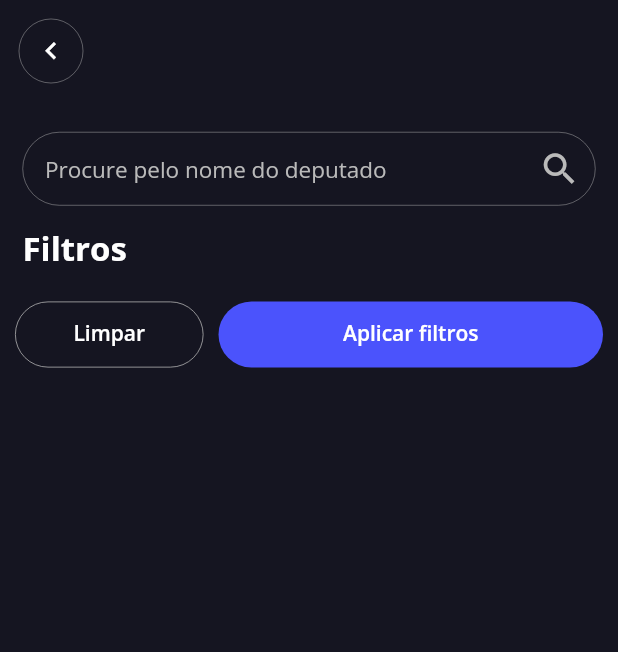
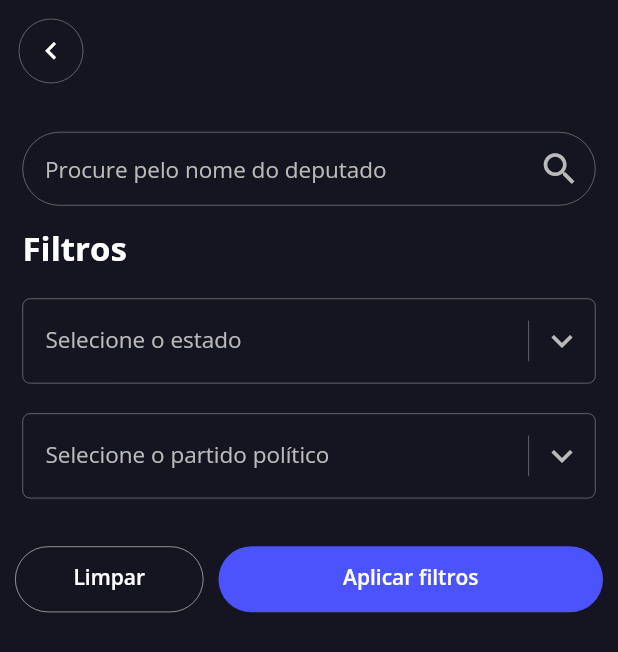
Before and after one commit to rafaelzorn/brasil_transparente_flutter, a Flutter app: the SearchPage screen opened by its route, on a phone screen of 412 x 824 dp. Shown: the top 652 px of the screen. Run offline on Flutter 3.47's test engine with Material 2 defaults, Android fonts, the phone set to English and light mode, and no system bars; our stand-ins replace dio, flutter_dotenv, get, google_fonts, lazy_load_scrollview, transparent_image; network calls fail.

Commit message:
Improvement: Page search

```diff
--- a/lib/app/modules/search/pages/search_page.dart
+++ b/lib/app/modules/search/pages/search_page.dart
@@ -8,6 +8,7 @@ import 'package:brasil_transparente_flutter/app/resources/string_resource.dart';
 import 'package:brasil_transparente_flutter/app/helpers/text_helper.dart';
 import 'package:brasil_transparente_flutter/app/themes/bt_color_theme.dart';
 import 'package:brasil_transparente_flutter/app/modules/search/pages/widgets/input_search_widget.dart';
+import 'package:brasil_transparente_flutter/app/modules/search/pages/widgets/selectable_widget.dart';
 
 class SearchPage extends GetView<SearchController> {
   Widget _renderHeader() {
@@ -84,7 +85,7 @@ class SearchPage extends GetView<SearchController> {
 
   Widget _renderTitle() {
     return Container(
-      margin: EdgeInsets.only(bottom: 10),
+      margin: EdgeInsets.only(bottom: 20),
       child: SizedBox(
         width: double.infinity,
         child: Text(
@@ -115,6 +116,8 @@ class SearchPage extends GetView<SearchController> {
                       controller: controller.nameController,
                     ),
                     _renderTitle(),
+                    SelectableWidget(text: StringResource.SELECT_STATE),
+                    SelectableWidget(text: StringResource.SELECT_THE_POLITICAL_PARTY),
                   ],
                 ),
               ),
--- /dev/null
+++ b/lib/app/modules/search/pages/widgets/selectable_widget.dart
@@ -0,0 +1,64 @@
+import 'package:flutter/material.dart';
+
+// Bt
+import 'package:brasil_transparente_flutter/app/helpers/text_helper.dart';
+import 'package:brasil_transparente_flutter/app/themes/bt_color_theme.dart';
+
+class SelectableWidget extends StatelessWidget {
+  final String text;
+
+  SelectableWidget({
+    Key? key,
+    required this.text,
+  }) : super(key: key);
+
+  Widget _renderContent() {
+    return GestureDetector(
+      onTap: () {},
+      child: Container(
+        padding: EdgeInsets.symmetric(vertical: 14),
+        decoration: BoxDecoration(
+          borderRadius: BorderRadius.all(Radius.circular(5)),
+          border: Border.all(color: BtColorTheme.SILVER, width: 0.3),
+        ),
+        child: Row(
+          children: [
+            Expanded(
+              child: Container(
+                padding: EdgeInsets.fromLTRB(15, 6, 0, 6),
+                decoration: BoxDecoration(
+                  border: Border(
+                    right: BorderSide(color: BtColorTheme.SILVER, width: 0.3),
+                  ),
+                ),
+                child: Text(
+                  this.text,
+                  style: TextHelper.style(
+                    fontSize: 15,
+                    color: BtColorTheme.SILVER,
+                  ),
+                ),
+              ),
+            ),
+            Container(
+              padding: EdgeInsets.symmetric(horizontal: 8),
+              child: Icon(
+                Icons.expand_more,
+                size: 28,
+                color: BtColorTheme.SILVER,
+              ),
+            ),
+          ],
+        ),
+      ),
+    );
+  }
+
+  @override
+  Widget build(BuildContext context) {
+    return Container(
+      margin: EdgeInsets.only(bottom: 20),
+      child: _renderContent(),
+    );
+  }
+}
--- a/lib/app/resources/string_resource.dart
+++ b/lib/app/resources/string_resource.dart
@@ -10,4 +10,6 @@ class StringResource {
   static const String APPLY_FILTERS = 'Aplicar filtros';
   static const String SEARCH_FOR_THE_DEPUTY_NAME =
       'Procure pelo nome do deputado';
+  static const String SELECT_STATE = 'Selecione o estado';
+  static const String SELECT_THE_POLITICAL_PARTY = 'Selecione o partido político';
 }
```
